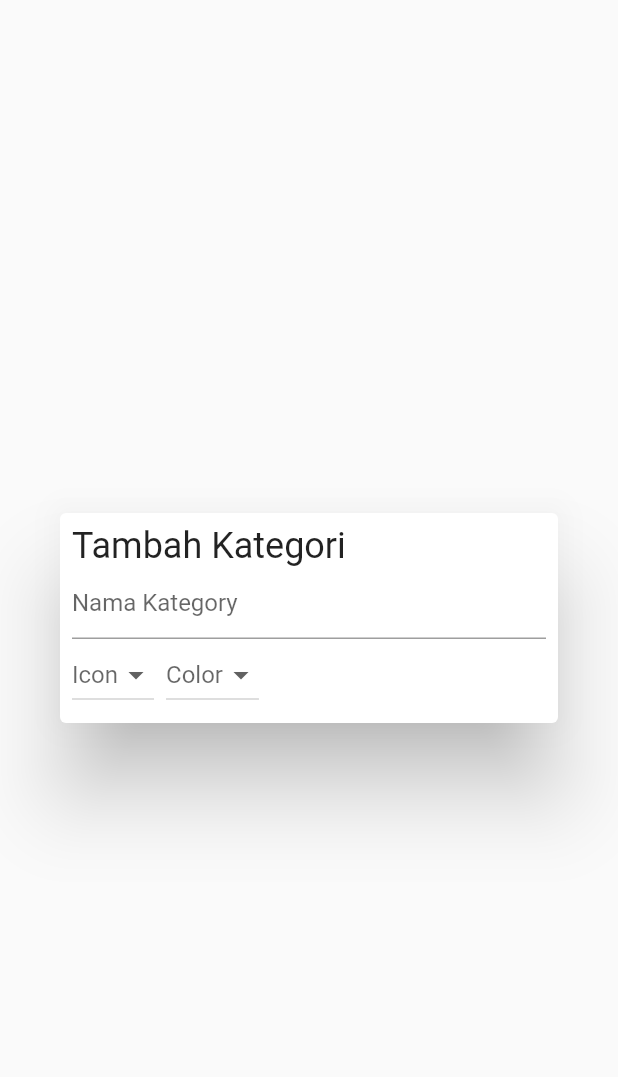
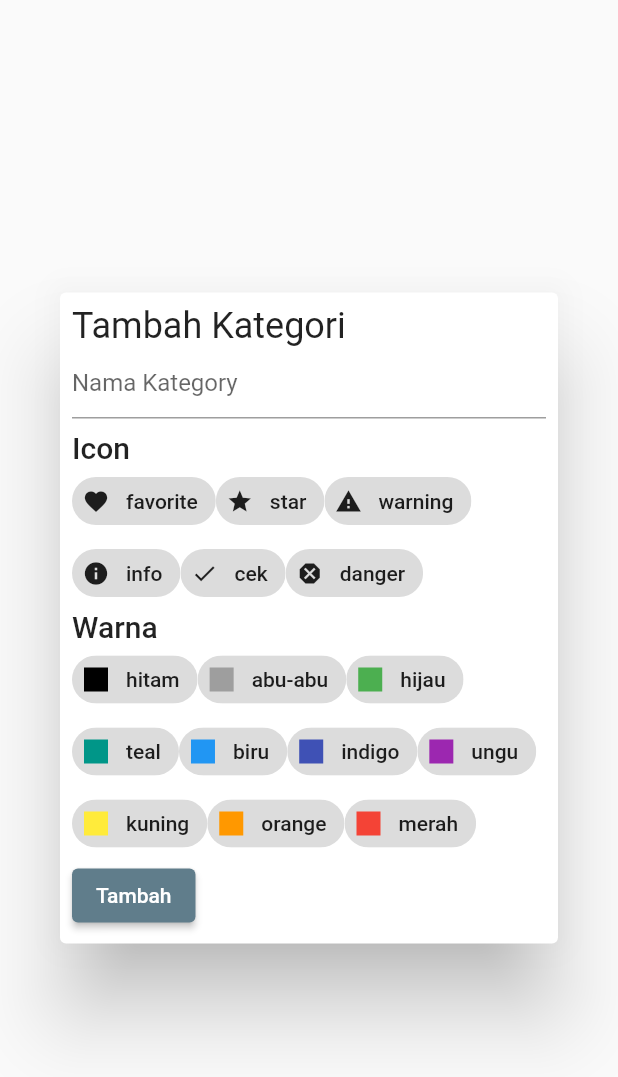
Before and after one commit to qrhfz/noteapp, a Flutter app: the AddCategoryDialog widget shown alone on an empty page, opened directly, on a phone screen of 412 x 824 dp. Shown: the top 1077 px of the screen. Run offline on Flutter 3.47's test engine with Material 2 defaults, Android fonts, the phone set to English and light mode, and no system bars; our stand-ins replace flutter_slidable, get, moor; generated files the repository leaves out were written again.

Commit message:
fungsi tambah kategori

```diff
--- a/lib/consts/category_styles.dart
+++ b/lib/consts/category_styles.dart
@@ -1,24 +1,25 @@
 import 'package:flutter/material.dart';
 
-const noteCategoryIcons = [
-  Icons.favorite,
-  Icons.star,
-  Icons.warning,
-  Icons.info,
-  Icons.check,
-  Icons.dangerous
-];
+mixin CategoryIconStyle {
+  static const Map<String, IconData> noteCategoryIcons = {
+    'favorite': Icons.favorite,
+    'star': Icons.star,
+    'warning': Icons.warning,
+    'info': Icons.info,
+    'cek': Icons.check,
+    'danger': Icons.dangerous
+  };
 
-final List<Color> noteCategoryColors = [
-  Colors.white,
-  Colors.grey,
-  Colors.red,
-  Colors.blue,
-  Colors.deepOrange,
-  Colors.green,
-  Colors.indigo,
-  Colors.teal,
-  Colors.cyan.shade600,
-  Colors.purple,
-  Colors.pink
-];
+  static final Map<String, Color> noteCategoryColors = {
+    'hitam': Colors.black,
+    'abu-abu': Colors.grey,
+    'hijau': Colors.green,
+    'teal': Colors.teal,
+    'biru': Colors.blue,
+    'indigo': Colors.indigo,
+    'ungu': Colors.purple,
+    'kuning': Colors.yellow,
+    'orange': Colors.orange,
+    'merah': Colors.red
+  };
+}
--- /dev/null
+++ b/lib/controllers/categories_controller.dart
@@ -0,0 +1,14 @@
+import 'package:get/get.dart' as g;
+import 'package:moor/moor.dart';
+import 'package:noteapp/services/moor_service.dart';
+
+class CategoriesController {
+  final MyDatabase db = g.Get.find();
+
+  void addCategory(String name, String? icon, String? color) {
+    db.addCategory(CategoriesCompanion(
+        name: Value(name), icon: Value(icon), color: Value(color)));
+  }
+
+  Stream<List<Category>> getAllCategory() => db.allCategoryEntries;
+}
--- /dev/null
+++ b/lib/controllers/dialogs/add_category_dialog_controller.dart
@@ -0,0 +1,6 @@
+import 'package:get/get.dart';
+
+class AddCategoryDialogController extends GetxController {
+  RxString selectedColor = ''.obs;
+  RxString selectedIcon = ''.obs;
+}
--- a/lib/models/category_model.dart
+++ b/lib/models/category_model.dart
@@ -4,6 +4,6 @@ import 'package:moor/moor.dart';
 class Categories extends Table {
   IntColumn get id => integer().autoIncrement()();
   TextColumn get name => text()();
-  IntColumn get icon => integer()();
-  IntColumn get color => integer()();
+  TextColumn get icon => text().nullable()();
+  TextColumn get color => text().nullable()();
 }
--- a/lib/views/dialogs/add_category_dialog.dart
+++ b/lib/views/dialogs/add_category_dialog.dart
@@ -1,7 +1,13 @@
 import 'package:flutter/material.dart';
+import 'package:get/get.dart';
 import 'package:noteapp/consts/category_styles.dart';
+import 'package:noteapp/controllers/categories_controller.dart';
+import 'package:noteapp/controllers/dialogs/add_category_dialog_controller.dart';
 
 class AddCategoryDialog extends StatelessWidget {
+  final c = Get.put(AddCategoryDialogController());
+  final CategoriesController _categoriesController =
+      Get.put(CategoriesController());
   AddCategoryDialog({
     Key? key,
   }) : super(key: key);
@@ -9,6 +15,7 @@ class AddCategoryDialog extends StatelessWidget {
   @override
   Widget build(BuildContext context) {
     return Dialog(
+      child: SingleChildScrollView(
         child: Container(
             padding: const EdgeInsets.all(8),
             child: Column(
@@ -21,39 +28,60 @@ class AddCategoryDialog extends StatelessWidget {
                   controller: _namaKategori,
                   decoration: const InputDecoration(hintText: 'Nama Kategory'),
                 ),
-              Row(
-                children: [
-                  DropdownButton(
-                    hint: const Text('Icon'),
-                    items: noteCategoryIcons
-                        .map((icon) => DropdownMenuItem(
-                            child: Icon(icon), value: icon.toString()))
+                const SizedBox(
+                  height: 8,
+                ),
+                Text(
+                  'Icon',
+                  style: Theme.of(context).textTheme.headline6,
+                ),
+                Obx(
+                  () => Wrap(
+                    children: CategoryIconStyle.noteCategoryIcons.entries
+                        .map(
+                          (e) => ChoiceChip(
+                            avatar: Icon(e.value),
+                            label: Text(e.key),
+                            selected: c.selectedIcon.value == e.key,
+                            onSelected: (selected) {
+                              c.selectedIcon.value = e.key;
+                            },
+                          ),
+                        )
                         .toList(),
-                    onChanged: (_) {},
                   ),
-                  const SizedBox(
-                    width: 8,
                 ),
-                  DropdownButton(
-                    hint: const Text('Color'),
-                    items: noteCategoryColors
-                        .map((color) => DropdownMenuItem(
-                            child: Container(
-                              decoration: BoxDecoration(
-                                color: color,
-                                shape: BoxShape.circle,
+                Text(
+                  'Warna',
+                  style: Theme.of(context).textTheme.headline6,
                 ),
+                Obx(
+                  () => Wrap(
+                    children: CategoryIconStyle.noteCategoryColors.entries
+                        .map((e) => ChoiceChip(
+                              avatar: Container(
+                                color: e.value,
                                 width: 16,
-                              height: 26,
+                                height: 16,
                               ),
-                            value: color.toString()))
+                              label: Text(e.key),
+                              selected: c.selectedColor.value == e.key,
+                              onSelected: (selected) {
+                                c.selectedColor.value = e.key;
+                              },
+                            ))
                         .toList(),
-                    onChanged: (_) {},
                   ),
-                ],
-              )
+                ),
+                ElevatedButton(
+                    onPressed: () => _categoriesController.addCategory(
+                        _namaKategori.text,
+                        c.selectedIcon.value,
+                        c.selectedColor.value),
+                    child: const Text('Tambah'))
               ],
             )),
+      ),
     );
   }
 }
--- a/lib/views/pages/home_page.dart
+++ b/lib/views/pages/home_page.dart
@@ -25,7 +25,7 @@ class HomePage extends StatelessWidget {
         ],
       ),
       body: _buildNoteList(),
-      drawer: const AppDrawer(),
+      drawer: AppDrawer(),
       floatingActionButton: FloatingActionButton(
         onPressed: () => Get.to(() => NotePage()),
         child: const Icon(Icons.create),
--- a/lib/views/widgets/note_list_tile.dart
+++ b/lib/views/widgets/note_list_tile.dart
@@ -35,10 +35,10 @@ class NoteListTile extends StatelessWidget {
 
       child: Card(
         child: ListTile(
-          tileColor: noteCategoryColors[0],
+          // tileColor: CategoryIconStyle.noteCategoryColors['DANGER'],
           leading: Icon(
-            noteCategoryIcons[0],
-            color: noteCategoryColors.last,
+            CategoryIconStyle.noteCategoryIcons['STAR'],
+            color: CategoryIconStyle.noteCategoryColors['DANGER'],
             size: 32,
           ),
           title: Text(note.title.isNotEmpty ? note.title : 'Tanpa Judul'),
```
Also changed, not shown: lib/services/moor_service.dart (+8 -7 lines), lib/views/pages/category_page.dart (deleted, +0 -37 lines), lib/views/widgets/app_drawer.dart (+51 -15 lines), lib/views/widgets/category_icon.dart (deleted, +0 -28 lines), lib/services/moor_service.g.dart. Lines whose indentation alone changed are shown as unchanged.
